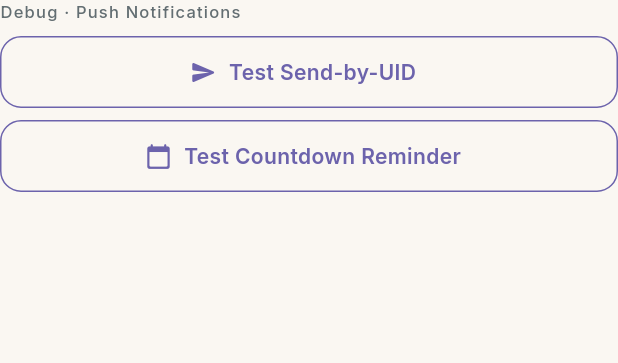
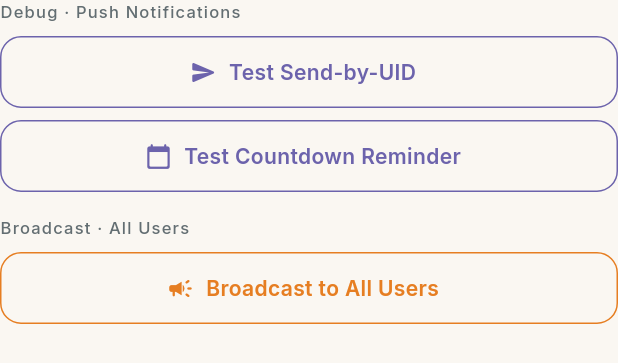
Before and after one commit to lestherbualan/foodtech-prep, a Flutter app: the _DebugNotificationSection widget shown alone on an empty page, opened directly with empty values, on a phone screen of 412 x 824 dp. Shown: the top 363 px of the screen. Run offline on Flutter 3.47's test engine with Material 3 defaults, Android fonts, the phone set to English and light mode, and no system bars; our stand-ins replace cloud_firestore, cloud_functions, firebase_auth, firebase_core, firebase_messaging, flutter_local_notifications and 4 more; accounts and stored records are empty.

Commit message:
add broadcast for notification

```diff
--- a/lib/features/profile/presentation/screens/profile_screen.dart
+++ b/lib/features/profile/presentation/screens/profile_screen.dart
@@ -681,6 +681,58 @@ class _DebugNotificationSectionState extends State<_DebugNotificationSection> {
           label: Text('Test Countdown Reminder', style: textStyle),
           style: buttonStyle,
         ),
+        const SizedBox(height: AppSpacing.md),
+        Text(
+          'Broadcast · All Users',
+          style: Theme.of(context).textTheme.labelSmall?.copyWith(
+            color: AppColors.textSecondary,
+            letterSpacing: 0.8,
+          ),
+        ),
+        const SizedBox(height: AppSpacing.sm),
+        OutlinedButton.icon(
+          onPressed: _busy
+              ? null
+              : () => _run(() async {
+                  final result =
+                      await PushNotificationService.sendNotificationToAllUsers(
+                    title: 'FoodTech Prep',
+                    body:
+                        'Keep studying! Your board exam is getting closer. 📚',
+                  );
+                  if (mounted) {
+                    final sent = result['sent'] ?? 0;
+                    final skipped = result['skipped'] ?? 0;
+                    final failed = result['failed'] ?? 0;
+                    ScaffoldMessenger.of(context).showSnackBar(
+                      SnackBar(
+                        content: Text(
+                          'Broadcast: $sent sent, $skipped skipped, $failed failed',
+                        ),
+                      ),
+                    );
+                  }
+                }),
+          icon: Icon(
+            Icons.campaign_rounded,
+            size: 18,
+            color: AppColors.warning,
+          ),
+          label: Text(
+            'Broadcast to All Users',
+            style: Theme.of(context).textTheme.bodyMedium?.copyWith(
+              color: AppColors.warning,
+              fontWeight: FontWeight.w600,
+            ),
+          ),
+          style: OutlinedButton.styleFrom(
+            minimumSize: const Size(double.infinity, 48),
+            side: const BorderSide(color: AppColors.warning),
+            shape: RoundedRectangleBorder(
+              borderRadius: BorderRadius.circular(AppSpacing.radiusMd),
+            ),
+          ),
+        ),
         if (_busy)
           const Padding(
             padding: EdgeInsets.only(top: AppSpacing.sm),
--- a/pubspec.yaml
+++ b/pubspec.yaml
@@ -20,6 +20,7 @@ dependencies:
   flutter_launcher_icons: ^0.13.1
   firebase_messaging: ^15.2.10
   cloud_functions: ^5.6.2
+  flutter_local_notifications: ^18.0.1
 
 flutter_launcher_icons:
   android: true
```
Also changed, not shown: lib/core/services/push_notification_service.dart (+78 -0 lines), pubspec.lock, 4 other files.
